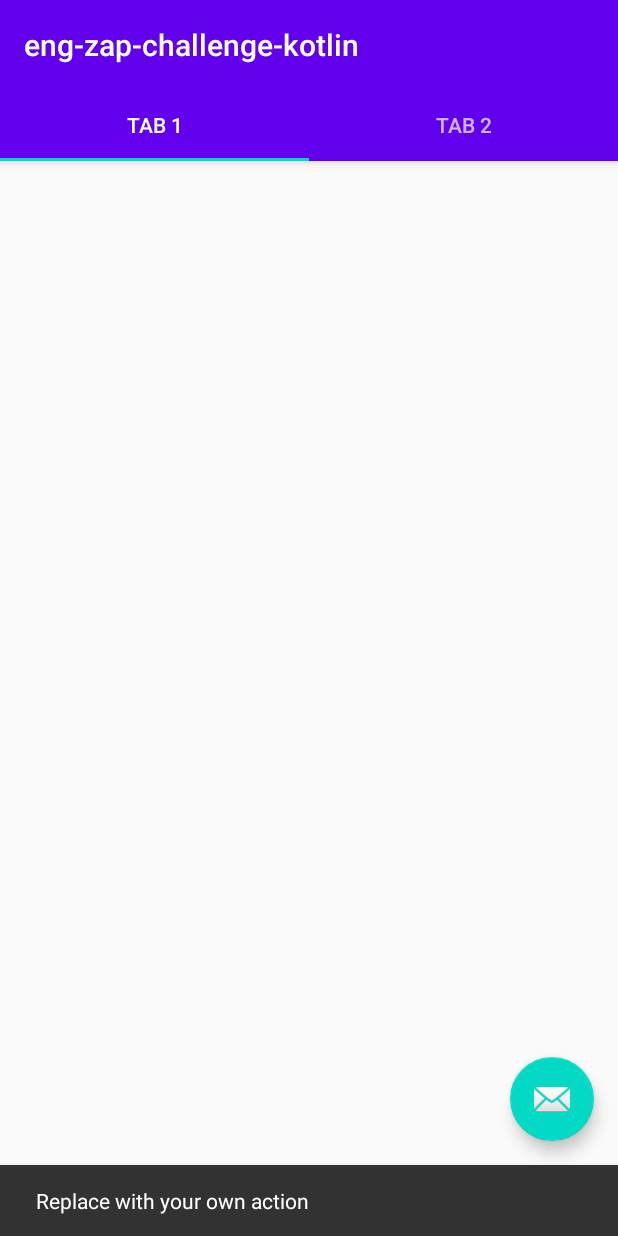
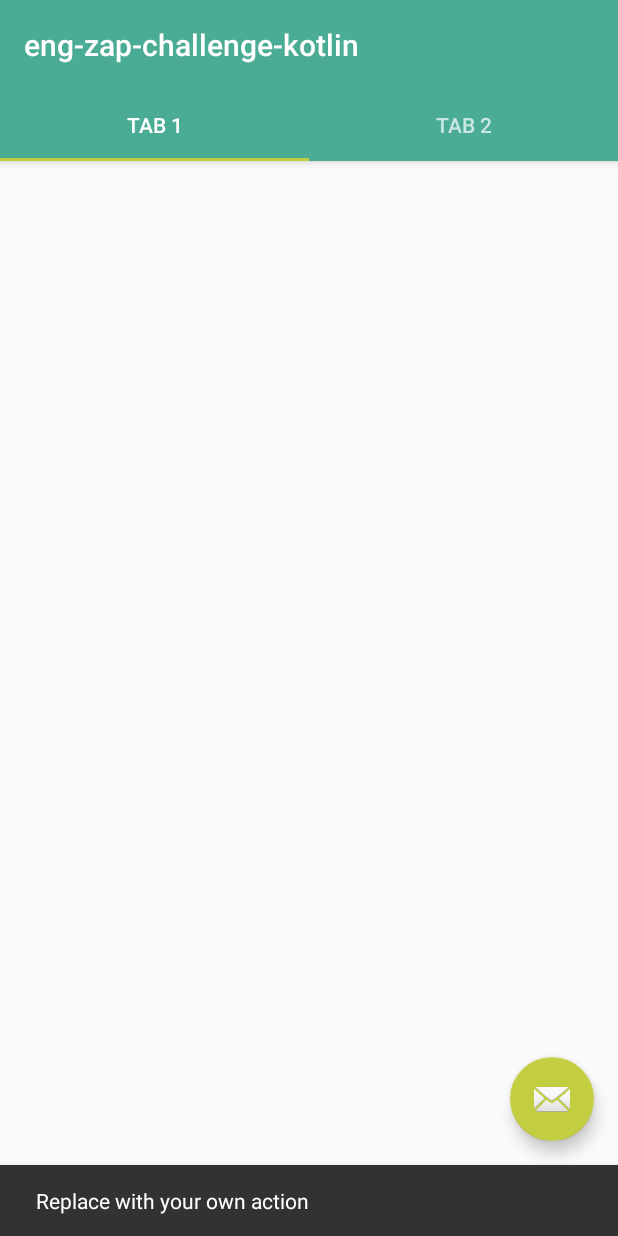
Before and after one commit to jeehmilena/RedeImoveisApp, an Android app: the screen it shows after launch (MainActivity), after a tap on an icon or button, on a phone screen of 412 x 824 dp. Run offline under Robolectric (Android 15) with nearby library versions, the phone set to English and light mode, and no system bars; 1 statement that could not run was skipped.

Commit message:
inicio da construção do layout

```diff
--- a/app/src/main/res/values/colors.xml
+++ b/app/src/main/res/values/colors.xml
@@ -1,6 +1,10 @@
 <?xml version="1.0" encoding="utf-8"?>
 <resources>
-    <color name="colorPrimary">#6200EE</color>
-    <color name="colorPrimaryDark">#3700B3</color>
-    <color name="colorAccent">#03DAC5</color>
+    <color name="colorPrimary">#4bac96</color>
+    <color name="colorPrimaryDark">#077c68</color>
+    <color name="colorAccent">#c2cd3f</color>
+    <color name="white">#ffffff</color>
+    <color name="black">#000000</color>
+    <color name="gray_e0e0e0">#e0e0e0</color>
+    <color name="gray_757575">#757575</color>
 </resources>
```
